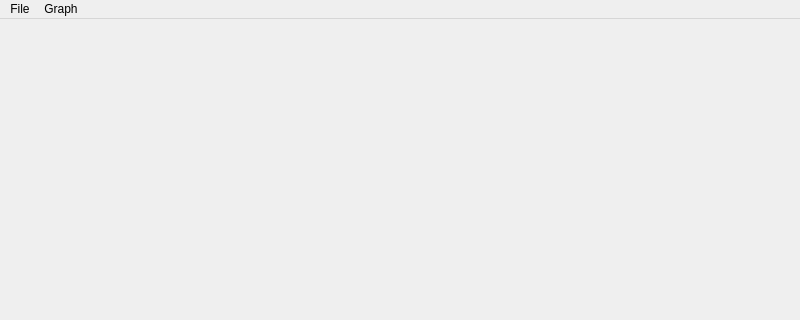
Old version of the form mainwindow.ui in the repository gfgit/ModelSpeedRegister; both pictures show x 0 to 800 and y 0 to 320 of the 800 by 600 pixel window.
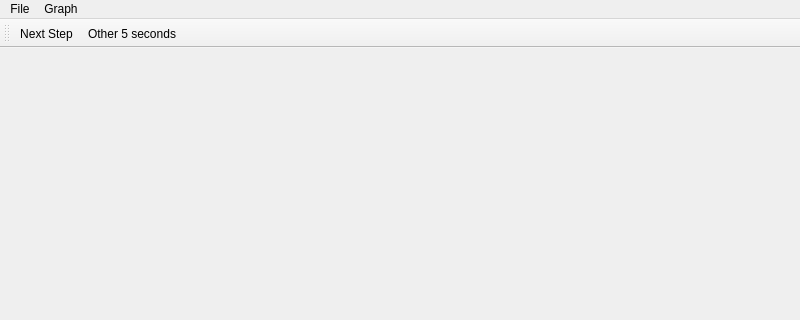
New version of the form.

Patch:
```diff
--- a/mainwindow.ui
+++ b/mainwindow.ui
@@ -42,6 +42,19 @@
    <addaction name="menuGraph"/>
   </widget>
   <widget class="QStatusBar" name="statusbar"/>
+  <widget class="QToolBar" name="toolBar">
+   <property name="windowTitle">
+    <string>toolBar</string>
+   </property>
+   <attribute name="toolBarArea">
+    <enum>TopToolBarArea</enum>
+   </attribute>
+   <attribute name="toolBarBreak">
+    <bool>false</bool>
+   </attribute>
+   <addaction name="actionNext_Step"/>
+   <addaction name="actionOther_5_seconds"/>
+  </widget>
   <action name="actionStart">
    <property name="text">
     <string>Start</string>
@@ -64,7 +77,29 @@
   </action>
   <action name="actionAdd_Total_Average">
    <property name="text">
-    <string>Add Total Average</string>
+    <string>A&amp;dd Total Average</string>
+   </property>
+  </action>
+  <action name="actionNext_Step">
+   <property name="text">
+    <string>Next Step</string>
+   </property>
+   <property name="toolTip">
+    <string>Go to next step now</string>
+   </property>
+   <property name="menuRole">
+    <enum>QAction::MenuRole::NoRole</enum>
+   </property>
+  </action>
+  <action name="actionOther_5_seconds">
+   <property name="text">
+    <string>Other 5 seconds</string>
+   </property>
+   <property name="toolTip">
+    <string>Run this step for other 5 seconds from now</string>
+   </property>
+   <property name="menuRole">
+    <enum>QAction::MenuRole::NoRole</enum>
    </property>
   </action>
  </widget>
```
Left out of the diff: 10 changed lines with no effect on the pictures.
